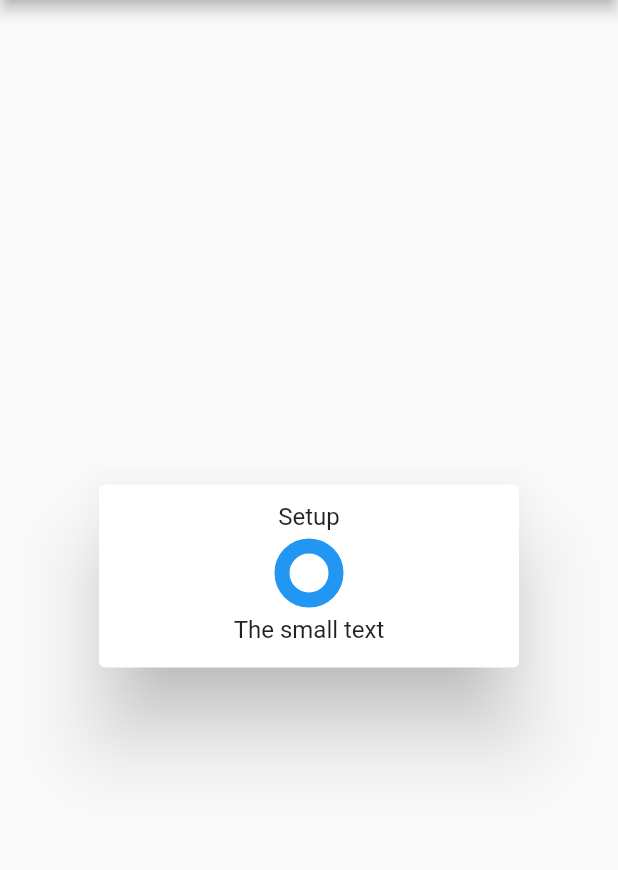
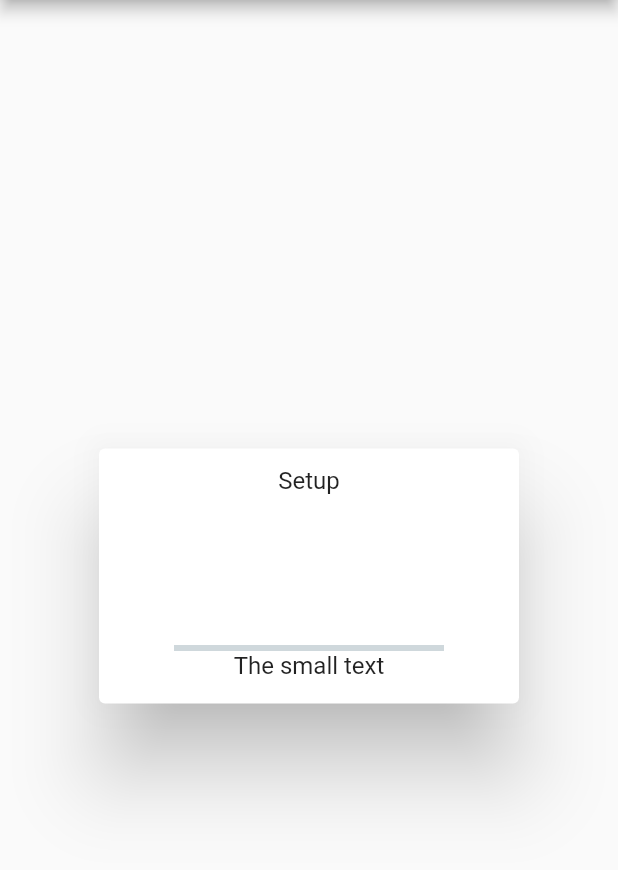
Before and after one commit to TheNightmanCodeth/Material2-Messaging-Enabler, a Flutter app: the screen it shows after launch, on a phone screen of 412 x 824 dp, the part 84-954 px from its top. Run offline on Flutter 3.47's test engine with Material 2 defaults, Android fonts, the phone set to English and light mode, and no system bars; our stand-ins replace dio, shared_preferences; missing offline and left inert: simple_permissions.

Commit message:
Closes #1

```diff
--- a/lib/LoaderDialog.dart
+++ b/lib/LoaderDialog.dart
@@ -1,8 +1,10 @@
+import 'dart:io';
 
 import 'package:flutter/material.dart';
 import 'package:dio/dio.dart';
 import 'package:shared_preferences/shared_preferences.dart';
 import 'package:simple_permissions/simple_permissions.dart';
+
 import 'main.dart';
 
 class LoaderDialog extends StatefulWidget {
@@ -26,10 +28,10 @@ class _LoaderDialogState extends State<LoaderDialog> {
             ),
             Center(
               child: Padding(
-                padding: EdgeInsets.all(10.0),
-                child: CircularProgressIndicator(
-                  backgroundColor: Colors.blue,
-                  strokeWidth: 10.0,
+                padding: EdgeInsets.only(top: 100.0, left: 50.0, right: 50.0),
+                child: LinearProgressIndicator(
+                  backgroundColor: Colors.blueGrey[100],
+                  valueColor: AlwaysStoppedAnimation<Color>(Colors.blue),
                   value: _progress
                 ),
               ),
@@ -46,9 +48,13 @@ class _LoaderDialogState extends State<LoaderDialog> {
     bool writePermission = await SimplePermissions.requestPermission(Permission.WriteExternalStorage);
     bool readPermission = await SimplePermissions.requestPermission(Permission.ReadExternalStorage);
     if (writePermission && readPermission) print('Permissions gained');
+
+    // * Get a SharedPreferences instance
+    SharedPreferences prefs = await SharedPreferences.getInstance();
     String path = "/sdcard/Download/m2/m2_toggle.sh";
-    SharedPreferences prefs = await SharedPreferences.getInstance();
 
+    //* Make sure the path exists and download the script from my github
+    await Directory("/sdcard/Download/m2/").create(recursive: true);
     await Dio().download("https://github.com/TheNightmanCodeth/Material2-Messaging-Enabler/raw/master/assets/m2_toggle.sh", path,
       onProgress: (rec, tot) {
         setState(() {
@@ -56,6 +62,7 @@ class _LoaderDialogState extends State<LoaderDialog> {
         });
       },
     );
+    //* The file is downloaded and the path exists, set welcome flag and go to app
     await prefs.setBool('welcome', true);
     Navigator.of(ctx).push(MaterialPageRoute(
       builder: (BuildContext c) => MyHomePage()
```
